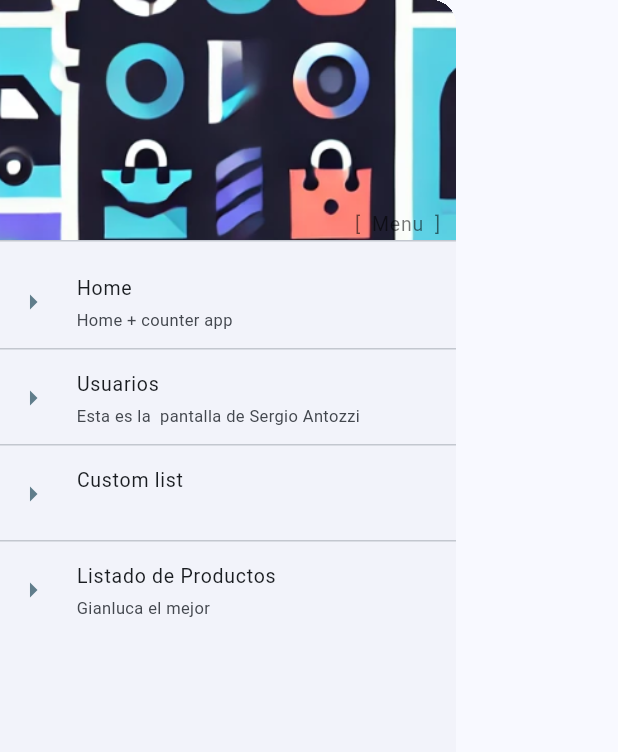
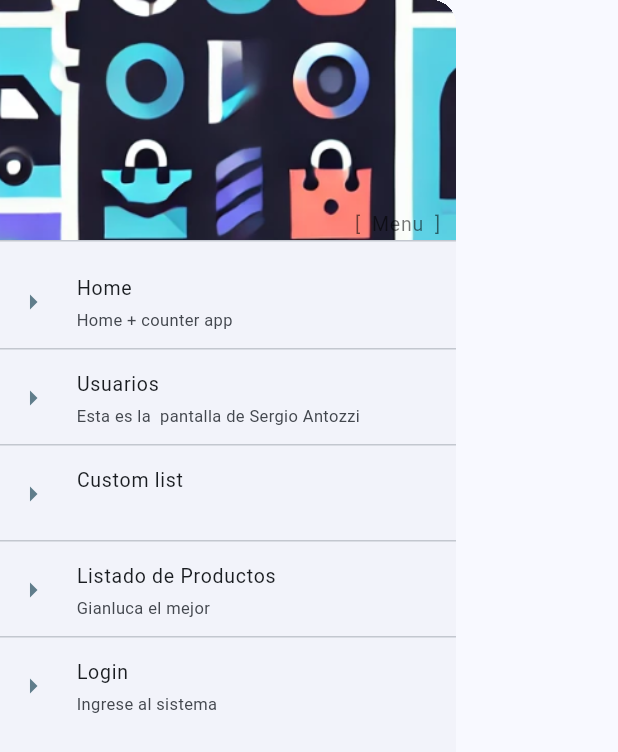
Before and after one commit to santozzi/lab4tp2, a Flutter app: the DrawerMenu widget shown alone on an empty page, opened directly, on a phone screen of 412 x 824 dp. Shown: the top 752 px of the screen. Run offline on Flutter 3.47's test engine with Material 3 defaults, Android fonts, the light colour scheme and no system bars; our stand-ins replace shared_preferences; accounts and stored records are empty; network calls fail; Roboto replaces fonts that are missing (FuzzyBubbles, RobotoMono).

Commit message:
logueo con perfil de usuario

```diff
--- a/lib/config/theme/themes/chrismas_theme.dart
+++ b/lib/config/theme/themes/chrismas_theme.dart
@@ -12,10 +12,10 @@ class ChrismasTheme extends ThemeTheme {
   ThemeData getTheme(bool darkMode) {
     if (darkMode) {
       return ThemeData(
-        scaffoldBackgroundColor: const Color.fromARGB(255, 199, 83, 83),
+        scaffoldBackgroundColor: const Color(0xff092F00),
         colorScheme: const ColorScheme(
             primary: Color(0xff680404),
-            primaryContainer: Color.fromARGB(255, 6, 31, 0),
+            primaryContainer: Color(0xff092F00),
             secondary: secondary,
             surface: Color(0xff092F00),
             // background: Colors.white,
--- a/lib/domain/datasource/user_datasource.dart
+++ b/lib/domain/datasource/user_datasource.dart
@@ -3,4 +3,6 @@ import 'package:flutter_application_base/domain/entities/user_entity.dart';
 abstract class UserDatasource {
   Future<UserEntity> getUser(String id);
   Future<List<UserEntity>> getUsers();
+  Future<UserEntity> getUserByUsername(String username);
+  Future<bool> login(String username, String password);
 }
--- a/lib/domain/entities/user_entity.dart
+++ b/lib/domain/entities/user_entity.dart
@@ -1,6 +1,7 @@
 class UserEntity {
   final String id;
   final String email;
+  final String username;
   final String password;
   final String name;
   final String role;
@@ -14,6 +15,7 @@ class UserEntity {
   UserEntity({
     required this.id,
     required this.email,
+    required this.username,
     required this.password,
     required this.name,
     required this.role,
--- a/lib/domain/repositories/user_repository.dart
+++ b/lib/domain/repositories/user_repository.dart
@@ -3,4 +3,6 @@ import 'package:flutter_application_base/domain/entities/user_entity.dart';
 abstract class UserRepository {
   Future<UserEntity> getUser(String id);
   Future<List<UserEntity>> getUsers();
+  Future<UserEntity> getUserByUsername(String username);
+  Future<bool> login(String username, String password);
 }
--- a/lib/infrastrucure/models/user_model.dart
+++ b/lib/infrastrucure/models/user_model.dart
@@ -3,6 +3,7 @@ import 'package:flutter_application_base/domain/entities/user_entity.dart';
 class UserModel {
   final String id;
   final String email;
+  final String username;
   final String password;
   final String name;
   final String role;
@@ -16,6 +17,7 @@ class UserModel {
   UserModel({
     required this.id,
     required this.email,
+    required this.username,
     required this.password,
     required this.name,
     required this.role,
@@ -31,6 +33,7 @@ class UserModel {
     return UserModel(
       id: json['id']['value'],
       email: json['email'],
+      username: json['login']['username'],
       password: json['login']['password'],
       name: '${json['name']['first']} ${json['name']['last']}',
       role: 'customer',
@@ -46,6 +49,7 @@ class UserModel {
   UserEntity toUserEntity() => UserEntity(
       id: id,
       email: email,
+      username: username,
       password: password,
       name: name,
       role: role,
--- a/lib/infrastrucure/repositories/user_repository_imp.dart
+++ b/lib/infrastrucure/repositories/user_repository_imp.dart
@@ -16,4 +16,14 @@ class UserRepositoryImp implements UserRepository {
   Future<List<UserEntity>> getUsers() async {
     return await userDatasource.getUsers();
   }
+
+  @override
+  Future<UserEntity> getUserByUsername(String username) async {
+    return await userDatasource.getUserByUsername(username);
+  }
+
+  @override
+  Future<bool> login(String username, String password) async {
+    return await userDatasource.login(username, password);
+  }
 }
--- a/lib/mocks/users.mock.dart
+++ b/lib/mocks/users.mock.dart
@@ -23,8 +23,8 @@ List<Map<String, dynamic>> users = [
     "email": "stysh.hydry@example.com",
     "login": {
       "uuid": "7214f586-381c-463f-acf5-89174297cf74",
-      "username": "goldenlion629",
-      "password": "whiskey",
+      "username": "user",
+      "password": "user",
       "salt": "IfUzl7AV",
       "md5": "ff44d488975214b807b1a10b6041ae7e",
       "sha1": "f40442c12a5a074f8711baec2368d275c94f6a37",
--- a/lib/presentation/providers/users_provider.dart
+++ b/lib/presentation/providers/users_provider.dart
@@ -7,9 +7,23 @@ import '../../domain/repositories/user_repository.dart';
 
 class UsersProvider extends ChangeNotifier {
   final UserRepository usuarioRepository;
+  late bool loged = false;
 
   late List<UserEntity> users = [];
-  late UserEntity user;
+  UserEntity user = UserEntity(
+    id: '0',
+    username: 'username',
+    password: 'password',
+    name: 'name',
+    email: 'email',
+    phone: 'phone',
+    avatar: '',
+    city: '',
+    country: '',
+    gender: '',
+    role: '',
+    state: '',
+  );
   UsersProvider({required this.usuarioRepository});
 
   Future<void> getUsers() async {
@@ -22,4 +36,21 @@ class UsersProvider extends ChangeNotifier {
     user = await usuarioRepository.getUser(id);
     return user;
   }
+
+  Future<UserEntity> getUserByUsername(String username) async {
+    user = await usuarioRepository.getUserByUsername(username);
+    return user;
+  }
+
+  Future<bool> login(String username, String password) async {
+    loged = await usuarioRepository.login(username, password);
+    await getUserByUsername(username);
+    notifyListeners();
+    return loged;
+  }
+
+  void logout() {
+    loged = false;
+    notifyListeners();
+  }
 }
--- a/lib/presentation/screens/screens.dart
+++ b/lib/presentation/screens/screens.dart
@@ -1,4 +1,6 @@
 //Screens de Sergio
+export 'package:flutter_application_base/presentation/screens/login_screen.dart';
+
 export 'package:flutter_application_base/presentation/screens/users/users_screen.dart';
 //fin Screens de Sergio
 
--- a/lib/presentation/widgets/drawer_menu.dart
+++ b/lib/presentation/widgets/drawer_menu.dart
@@ -1,7 +1,16 @@
+import 'dart:developer';
+
 import 'package:flutter/material.dart';
+import 'package:flutter_application_base/presentation/providers/users_provider.dart';
+import 'package:provider/provider.dart';
 
 class DrawerMenu extends StatelessWidget {
-  final List<Map<String, String>> _menuItems = <Map<String, String>>[
+  const DrawerMenu({super.key});
+
+  @override
+  Widget build(BuildContext context) {
+    final UsersProvider userProvider = context.watch<UsersProvider>();
+    final List<Map<String, String>> menuItems = <Map<String, String>>[
       {'route': 'home', 'title': 'Home', 'subtitle': 'Home + counter app'},
       {
         'route': 'users',
@@ -14,12 +23,15 @@ class DrawerMenu extends StatelessWidget {
         'title': 'Listado de Productos',
         'subtitle': 'Gianluca el mejor'
       },
+      {
+        'route': 'login',
+        'title': (userProvider.loged) ? 'LogOut' : 'Login',
+        'subtitle': (userProvider.loged)
+            ? 'Hola!!!, ${userProvider.user.name}'
+            : 'Ingrese al sistema'
+      },
     ];
 
-  DrawerMenu({super.key});
-
-  @override
-  Widget build(BuildContext context) {
     return Drawer(
       child: ListView(
         padding: EdgeInsets.zero,
@@ -27,7 +39,7 @@ class DrawerMenu extends StatelessWidget {
           const _DrawerHeaderAlternative(),
           ...ListTile.divideTiles(
               context: context,
-              tiles: _menuItems
+              tiles: menuItems
                   .map((item) => ListTile(
                         contentPadding: const EdgeInsets.symmetric(
                             vertical: 0, horizontal: 10),
```
Also changed, not shown: lib/infrastrucure/datasource/mock_user_datasource_impl.dart (+32 -0 lines), lib/main.dart (+11 -3 lines), lib/presentation/providers/user_preferences_provider.dart (+11 -0 lines), lib/presentation/screens/home_screen.dart (+19 -15 lines), lib/presentation/screens/login_screen.dart (added, +102 -0 lines), 1 other file. Lines whose indentation alone changed are shown as unchanged.
